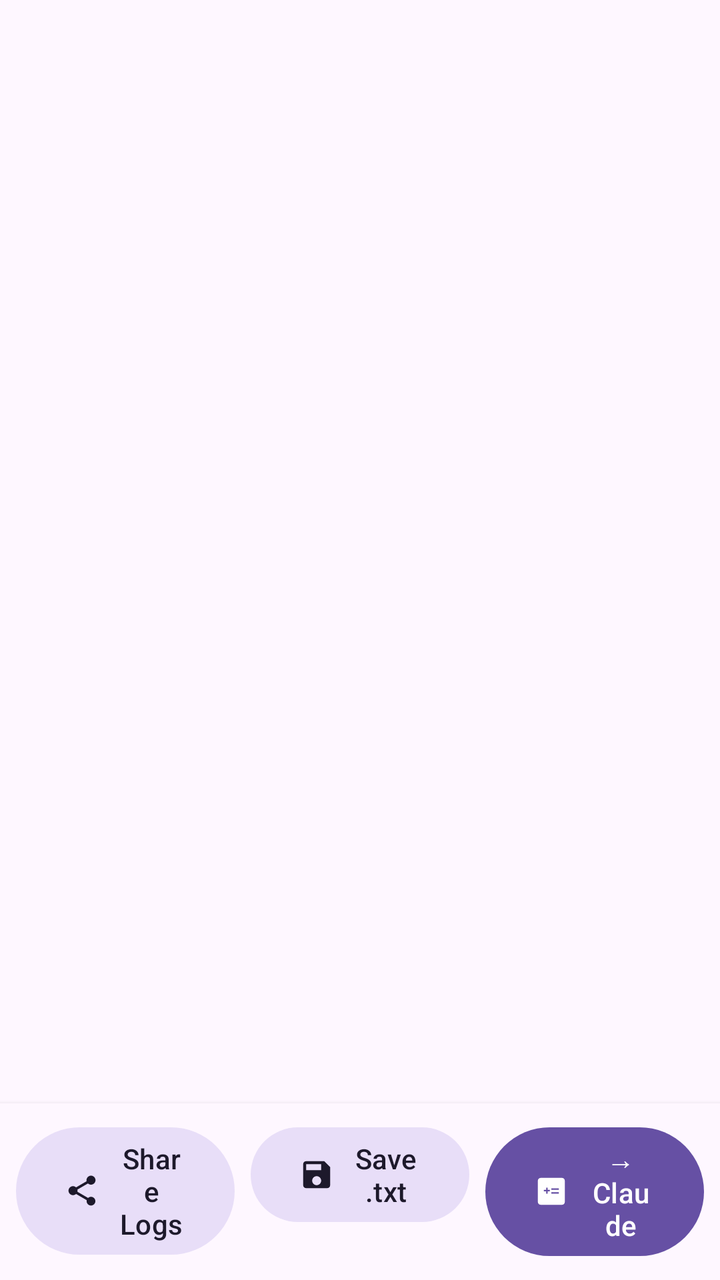
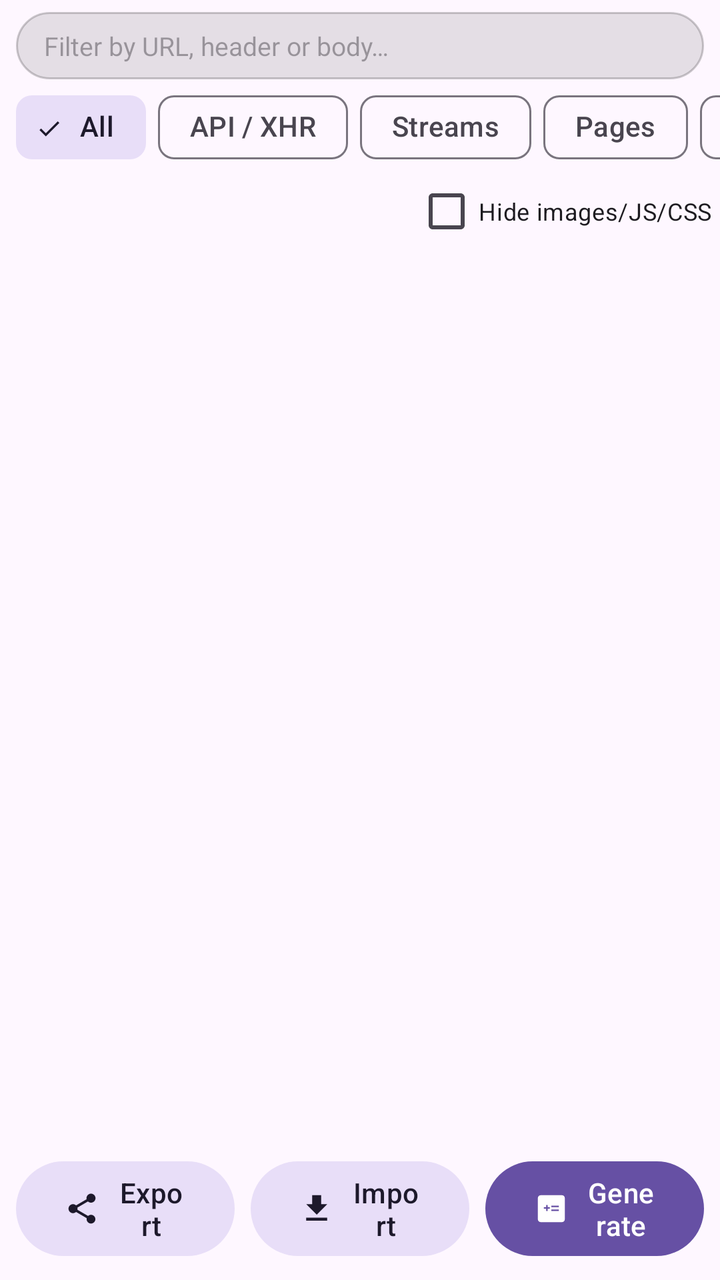

The first picture is an Android layout as it rendered before a commit; the second is the same layout after the commit. The layout source and the unified diff follow.
<!-- AndroidManifest.xml: application theme Theme.CS3ExtensionBuilder -->
<!-- res/layout/fragment_log.xml -->
<?xml version="1.0" encoding="utf-8"?>
<LinearLayout
    xmlns:android="http://schemas.android.com/apk/res/android"
    android:layout_width="match_parent"
    android:layout_height="match_parent"
    android:orientation="vertical">

    <androidx.recyclerview.widget.RecyclerView
        android:id="@+id/recyclerView"
        android:layout_width="match_parent"
        android:layout_height="0dp"
        android:layout_weight="1"
        android:clipToPadding="false"
        android:paddingBottom="4dp" />

    <TextView
        android:id="@+id/tvEmpty"
        android:layout_width="match_parent"
        android:layout_height="0dp"
        android:layout_weight="1"
        android:text="@string/empty_logs"
        android:textSize="16sp"
        android:textColor="?attr/colorOnSurfaceVariant"
        android:gravity="center"
        android:padding="32dp"
        android:visibility="gone" />

    
    <LinearLayout
        android:layout_width="match_parent"
        android:layout_height="wrap_content"
        android:orientation="horizontal"
        android:padding="8dp"
        android:background="?attr/colorSurface"
        android:elevation="4dp">

        <com.google.android.material.button.MaterialButton
            android:id="@+id/btnShareLogs"
            android:layout_width="0dp"
            android:layout_height="wrap_content"
            android:layout_weight="1"
            android:layout_marginEnd="4dp"
            android:text="Share Logs"
            app:icon="@drawable/ic_share"
            style="@style/Widget.Material3.Button.TonalButton"
            xmlns:app="http://schemas.android.com/apk/res-auto" />

        <com.google.android.material.button.MaterialButton
            android:id="@+id/btnExportLogs"
            android:layout_width="0dp"
            android:layout_height="wrap_content"
            android:layout_weight="1"
            android:layout_marginStart="4dp"
            android:layout_marginEnd="4dp"
            android:text="Save .txt"
            app:icon="@drawable/ic_save"
            style="@style/Widget.Material3.Button.TonalButton"
            xmlns:app="http://schemas.android.com/apk/res-auto" />

        <com.google.android.material.button.MaterialButton
            android:id="@+id/btnGenerateAndShare"
            android:layout_width="0dp"
            android:layout_height="wrap_content"
            android:layout_weight="1"
            android:layout_marginStart="4dp"
            android:text="→ Claude"
            app:icon="@drawable/ic_generate"
            style="@style/Widget.Material3.Button"
            xmlns:app="http://schemas.android.com/apk/res-auto" />

    </LinearLayout>

</LinearLayout>
<!-- resources referenced by this layout -->
<resources>
  <!-- drawable ic_generate (drawable) -->
  <?xml version="1.0" encoding="utf-8"?>
  <vector xmlns:android="http://schemas.android.com/apk/res/android"
      android:width="24dp"
      android:height="24dp"
      android:viewportWidth="24"
      android:viewportHeight="24">
    <path
        android:fillColor="#FFFFFF"
        android:pathData="M19,3H5c-1.1,0 -2,0.9 -2,2v14c0,1.1 0.9,2 2,2h14c1.1,0 2,-0.9 2,-2V5c0,-1.1 -0.9,-2 -2,-2zM11,12H9.5v1.5h-1V12H7v-1h1.5V9.5h1V11H11v1zM17,13.5h-5v-1h5v1zM17,11h-5v-1h5v1z"/>
  </vector>
  <!-- drawable ic_save (drawable) -->
  <?xml version="1.0" encoding="utf-8"?>
  <vector xmlns:android="http://schemas.android.com/apk/res/android"
      android:width="24dp"
      android:height="24dp"
      android:viewportWidth="24"
      android:viewportHeight="24">
      <path
          android:fillColor="@android:color/white"
          android:pathData="M17,3L5,3c-1.11,0 -2,0.9 -2,2v14c0,1.1 0.89,2 2,2h14c1.1,0 2,-0.9 2,-2L21,7l-4,-4zM12,19c-1.66,0 -3,-1.34 -3,-3s1.34,-3 3,-3 3,1.34 3,3 -1.34,3 -3,3zM15,9L5,9L5,5h10v4z"/>
  </vector>
  <!-- drawable ic_share (drawable) -->
  <?xml version="1.0" encoding="utf-8"?>
  <vector xmlns:android="http://schemas.android.com/apk/res/android"
      android:width="24dp"
      android:height="24dp"
      android:viewportWidth="24"
      android:viewportHeight="24">
      <path
          android:fillColor="@android:color/white"
          android:pathData="M18,16.08c-0.76,0 -1.44,0.3 -1.96,0.77L8.91,12.7c0.05,-0.23 0.09,-0.46 0.09,-0.7s-0.04,-0.47 -0.09,-0.7l7.05,-4.11c0.54,0.5 1.25,0.81 2.04,0.81c1.66,0 3,-1.34 3,-3s-1.34,-3 -3,-3s-3,1.34 -3,3c0,0.24 0.04,0.47 0.09,0.7L8.04,9.81C7.5,9.31 6.79,9 6,9c-1.66,0 -3,1.34 -3,3s1.34,3 3,3c0.79,0 1.5,-0.31 2.04,-0.81l7.12,4.16c-0.05,0.21 -0.08,0.43 -0.08,0.65c0,1.61 1.31,2.92 2.92,2.92s2.92,-1.31 2.92,-2.92s-1.31,-2.92 -2.92,-2.92z"/>
  </vector>
  <string name="empty_logs">No requests captured yet.\nBrowse a site to start capturing traffic.</string>
  <style name="Theme.CS3ExtensionBuilder" parent="Theme.Material3.DayNight.NoActionBar">
          <item name="colorPrimary">@color/seed</item>
          <item name="colorOnPrimary">@color/white</item>
          <item name="colorPrimaryContainer">@color/purple_200</item>
          <item name="colorOnPrimaryContainer">@color/black</item>
          <item name="colorSecondary">@color/teal_200</item>
          <item name="colorOnSecondary">@color/black</item>
      </style>
  <color name="seed">#6650A4</color>
  <color name="white">#FFFFFFFF</color>
  <color name="purple_200">#FFBB86FC</color>
  <color name="black">#FF000000</color>
  <color name="teal_200">#FF03DAC5</color>
</resources>

<!-- the commit's change to res/layout/fragment_log.xml (unified diff, before → after) -->
@@ -1,72 +1,185 @@
 <?xml version="1.0" encoding="utf-8"?>
 <LinearLayout
     xmlns:android="http://schemas.android.com/apk/res/android"
+    xmlns:app="http://schemas.android.com/apk/res-auto"
     android:layout_width="match_parent"
     android:layout_height="match_parent"
     android:orientation="vertical">
-
-    <androidx.recyclerview.widget.RecyclerView
-        android:id="@+id/recyclerView"
-        android:layout_width="match_parent"
-        android:layout_height="0dp"
-        android:layout_weight="1"
-        android:clipToPadding="false"
-        android:paddingBottom="4dp" />
-
-    <TextView
-        android:id="@+id/tvEmpty"
-        android:layout_width="match_parent"
-        android:layout_height="0dp"
-        android:layout_weight="1"
-        android:text="@string/empty_logs"
-        android:textSize="16sp"
-        android:textColor="?attr/colorOnSurfaceVariant"
-        android:gravity="center"
-        android:padding="32dp"
-        android:visibility="gone" />
 
     
     <LinearLayout
         android:layout_width="match_parent"
         android:layout_height="wrap_content"
+        android:orientation="vertical"
+        android:background="?attr/colorSurface"
+        android:paddingTop="6dp">
+
+        <EditText
+            android:id="@+id/etFilter"
+            android:layout_width="match_parent"
+            android:layout_height="wrap_content"
+            android:layout_marginHorizontal="8dp"
+            android:background="@drawable/bg_url_bar"
+            android:hint="Filter by URL, header or body…"
+            android:imeOptions="actionSearch"
+            android:inputType="text"
+            android:paddingStart="14dp"
+            android:paddingTop="8dp"
+            android:paddingEnd="14dp"
+            android:paddingBottom="8dp"
+            android:singleLine="true"
+            android:textSize="13sp" />
+
+        <HorizontalScrollView
+            android:layout_width="match_parent"
+            android:layout_height="wrap_content"
+            android:scrollbars="none">
+
+            <com.google.android.material.chip.ChipGroup
+                android:id="@+id/chipFilters"
+                android:layout_width="wrap_content"
+                android:layout_height="wrap_content"
+                android:paddingHorizontal="8dp"
+                app:chipSpacingHorizontal="6dp"
+                app:selectionRequired="true"
+                app:singleLine="true"
+                app:singleSelection="true">
+
+                <com.google.android.material.chip.Chip
+                    android:id="@+id/chipAll"
+                    style="@style/Widget.Material3.Chip.Filter"
+                    android:layout_width="wrap_content"
+                    android:layout_height="wrap_content"
+                    android:checked="true"
+                    android:text="All" />
+
+                <com.google.android.material.chip.Chip
+                    android:id="@+id/chipApi"
+                    style="@style/Widget.Material3.Chip.Filter"
+                    android:layout_width="wrap_content"
+                    android:layout_height="wrap_content"
+                    android:text="API / XHR" />
+
+                <com.google.android.material.chip.Chip
+                    android:id="@+id/chipMedia"
+                    style="@style/Widget.Material3.Chip.Filter"
+                    android:layout_width="wrap_content"
+                    android:layout_height="wrap_content"
+                    android:text="Streams" />
+
+                <com.google.android.material.chip.Chip
+                    android:id="@+id/chipPages"
+                    style="@style/Widget.Material3.Chip.Filter"
+                    android:layout_width="wrap_content"
+                    android:layout_height="wrap_content"
+                    android:text="Pages" />
+
+                <com.google.android.material.chip.Chip
+                    android:id="@+id/chipSite"
+                    style="@style/Widget.Material3.Chip.Filter"
+                    android:layout_width="wrap_content"
+                    android:layout_height="wrap_content"
+                    android:text="Main site" />
+
+                <com.google.android.material.chip.Chip
+                    android:id="@+id/chipErrors"
+                    style="@style/Widget.Material3.Chip.Filter"
+                    android:layout_width="wrap_content"
+                    android:layout_height="wrap_content"
+                    android:text="Errors" />
+
+            </com.google.android.material.chip.ChipGroup>
+        </HorizontalScrollView>
+
+        <LinearLayout
+            android:layout_width="match_parent"
+            android:layout_height="wrap_content"
+            android:gravity="center_vertical"
+            android:orientation="horizontal"
+            android:paddingStart="12dp"
+            android:paddingEnd="4dp">
+
+            <TextView
+                android:id="@+id/tvCount"
+                android:layout_width="0dp"
+                android:layout_height="wrap_content"
+                android:layout_weight="1"
+                android:textAppearance="?attr/textAppearanceLabelSmall"
+                android:textColor="?attr/colorOnSurfaceVariant" />
+
+            <com.google.android.material.checkbox.MaterialCheckBox
+                android:id="@+id/cbHideNoise"
+                android:layout_width="wrap_content"
+                android:layout_height="wrap_content"
+                android:minHeight="36dp"
+                android:text="Hide images/JS/CSS"
+                android:textSize="12sp" />
+        </LinearLayout>
+    </LinearLayout>
+
+    <FrameLayout
+        android:layout_width="match_parent"
+        android:layout_height="0dp"
+        android:layout_weight="1">
+
+        <androidx.recyclerview.widget.RecyclerView
+            android:id="@+id/recyclerView"
+            android:layout_width="match_parent"
+            android:layout_height="match_parent"
+            android:clipToPadding="false"
+            android:paddingTop="2dp"
+            android:paddingBottom="4dp" />
+
+        <TextView
+            android:id="@+id/tvEmpty"
+            android:layout_width="match_parent"
+            android:layout_height="match_parent"
+            android:gravity="center"
+            android:padding="32dp"
+            android:text="@string/empty_logs"
+            android:textColor="?attr/colorOnSurfaceVariant"
+            android:textSize="15sp"
+            android:visibility="gone" />
+    </FrameLayout>
+
+    
+    <LinearLayout
+        android:layout_width="match_parent"
+        android:layout_height="wrap_content"
+        android:background="?attr/colorSurface"
         android:orientation="horizontal"
-        android:padding="8dp"
-        android:background="?attr/colorSurface"
-        android:elevation="4dp">
+        android:padding="8dp">
 
         <com.google.android.material.button.MaterialButton
-            android:id="@+id/btnShareLogs"
+            android:id="@+id/btnExport"
+            style="@style/Widget.Material3.Button.TonalButton"
             android:layout_width="0dp"
             android:layout_height="wrap_content"
+            android:layout_marginEnd="4dp"
             android:layout_weight="1"
-            android:layout_marginEnd="4dp"
-            android:text="Share Logs"
-            app:icon="@drawable/ic_share"
-            style="@style/Widget.Material3.Button.TonalButton"
-            xmlns:app="http://schemas.android.com/apk/res-auto" />
+            android:text="Export"
+            app:icon="@drawable/ic_share" />
 
         <com.google.android.material.button.MaterialButton
-            android:id="@+id/btnExportLogs"
+            android:id="@+id/btnImport"
+            style="@style/Widget.Material3.Button.TonalButton"
             android:layout_width="0dp"
             android:layout_height="wrap_content"
-            android:layout_weight="1"
             android:layout_marginStart="4dp"
             android:layout_marginEnd="4dp"
-            android:text="Save .txt"
-            app:icon="@drawable/ic_save"
-            style="@style/Widget.Material3.Button.TonalButton"
-            xmlns:app="http://schemas.android.com/apk/res-auto" />
+            android:layout_weight="1"
+            android:text="Import"
+            app:icon="@drawable/ic_import" />
 
         <com.google.android.material.button.MaterialButton
-            android:id="@+id/btnGenerateAndShare"
+            android:id="@+id/btnGenerate"
+            style="@style/Widget.Material3.Button"
             android:layout_width="0dp"
             android:layout_height="wrap_content"
+            android:layout_marginStart="4dp"
             android:layout_weight="1"
-            android:layout_marginStart="4dp"
-            android:text="→ Claude"
-            app:icon="@drawable/ic_generate"
-            style="@style/Widget.Material3.Button"
-            xmlns:app="http://schemas.android.com/apk/res-auto" />
+            android:text="Generate"
+            app:icon="@drawable/ic_generate" />
 
     </LinearLayout>
 
<!-- resource entries referenced after the edit -->
@@ -1,5 +1,13 @@
 <!-- resources referenced by this layout -->
 <resources>
+  <!-- drawable bg_url_bar (drawable) -->
+  <?xml version="1.0" encoding="utf-8"?>
+  <shape xmlns:android="http://schemas.android.com/apk/res/android"
+      android:shape="rectangle">
+      <corners android:radius="20dp" />
+      <solid android:color="#1A000000" />
+      <stroke android:width="1dp" android:color="#33000000" />
+  </shape>
   <!-- drawable ic_generate (drawable) -->
   <?xml version="1.0" encoding="utf-8"?>
   <vector xmlns:android="http://schemas.android.com/apk/res/android"
@@ -11,16 +19,16 @@
         android:fillColor="#FFFFFF"
         android:pathData="M19,3H5c-1.1,0 -2,0.9 -2,2v14c0,1.1 0.9,2 2,2h14c1.1,0 2,-0.9 2,-2V5c0,-1.1 -0.9,-2 -2,-2zM11,12H9.5v1.5h-1V12H7v-1h1.5V9.5h1V11H11v1zM17,13.5h-5v-1h5v1zM17,11h-5v-1h5v1z"/>
   </vector>
-  <!-- drawable ic_save (drawable) -->
-  <?xml version="1.0" encoding="utf-8"?>
+  <!-- drawable ic_import (drawable) -->
   <vector xmlns:android="http://schemas.android.com/apk/res/android"
       android:width="24dp"
       android:height="24dp"
       android:viewportWidth="24"
-      android:viewportHeight="24">
+      android:viewportHeight="24"
+      android:tint="?attr/colorControlNormal">
       <path
           android:fillColor="@android:color/white"
-          android:pathData="M17,3L5,3c-1.11,0 -2,0.9 -2,2v14c0,1.1 0.89,2 2,2h14c1.1,0 2,-0.9 2,-2L21,7l-4,-4zM12,19c-1.66,0 -3,-1.34 -3,-3s1.34,-3 3,-3 3,1.34 3,3 -1.34,3 -3,3zM15,9L5,9L5,5h10v4z"/>
+          android:pathData="M19,9h-4V3H9v6H5l7,7 7,-7zM5,18v2h14v-2H5z" />
   </vector>
   <!-- drawable ic_share (drawable) -->
   <?xml version="1.0" encoding="utf-8"?>
